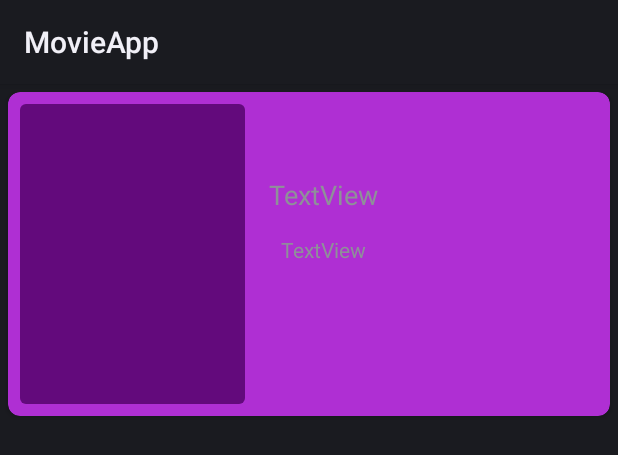
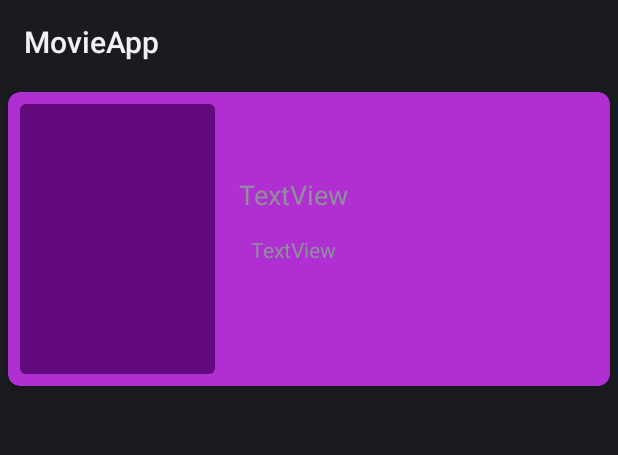
Before and after one commit to prateeksh/MovieApp, an Android app: the layout search.xml on its own in the app's theme, with its tools: preview values and no code run, on a phone screen of 412 x 824 dp. Shown: the top 455 px of the screen. Run offline under Robolectric (Android 15) with nearby library versions, the phone set to English and light mode, and no system bars; network calls fail.

```diff
--- a/app/src/main/java/com/company/movieapp/ui/home/HomeFragment.kt
+++ b/app/src/main/java/com/company/movieapp/ui/home/HomeFragment.kt
@@ -260,9 +260,10 @@ class HomeFragment : Fragment(), DataPassing {
     override fun onDestroyView() {
 
         super.onDestroyView()
+        binding.slidingViewPager.unregisterOnPageChangeCallback(slidingCallback)
         feedItem.clear()
         _binding = null
-        binding.slidingViewPager.unregisterOnPageChangeCallback(slidingCallback)
+
     }
 
 }
--- a/app/src/main/java/com/company/movieapp/ui/search/SearchableActivity.kt
+++ b/app/src/main/java/com/company/movieapp/ui/search/SearchableActivity.kt
@@ -10,6 +10,7 @@ import androidx.lifecycle.ViewModelProvider
 import androidx.recyclerview.widget.LinearLayoutManager
 import androidx.recyclerview.widget.RecyclerView
 import com.company.movieapp.MainApplication
+import com.company.movieapp.R
 import com.company.movieapp.adapter.SearchAdapter
 import com.company.movieapp.databinding.ActivitySearchBinding
 import com.company.movieapp.ui.home.HomeViewModel
@@ -30,6 +31,7 @@ class SearchableActivity: AppCompatActivity() {
     private lateinit var searchRecycler: RecyclerView
 
     override fun onCreate(savedInstanceState: Bundle?) {
+        setTheme(R.style.Theme_MovieApp)
         super.onCreate(savedInstanceState)
         binding = ActivitySearchBinding.inflate(layoutInflater)
 
--- a/app/src/main/res/layout/search.xml
+++ b/app/src/main/res/layout/search.xml
@@ -17,8 +17,8 @@
 
         <ImageView
             android:id="@+id/logo"
-            android:layout_width="150dp"
-            android:layout_height="200dp"
+            android:layout_width="130dp"
+            android:layout_height="180dp"
             android:layout_marginStart="8dp"
             android:layout_marginTop="8dp"
             android:layout_marginBottom="8dp"
```
